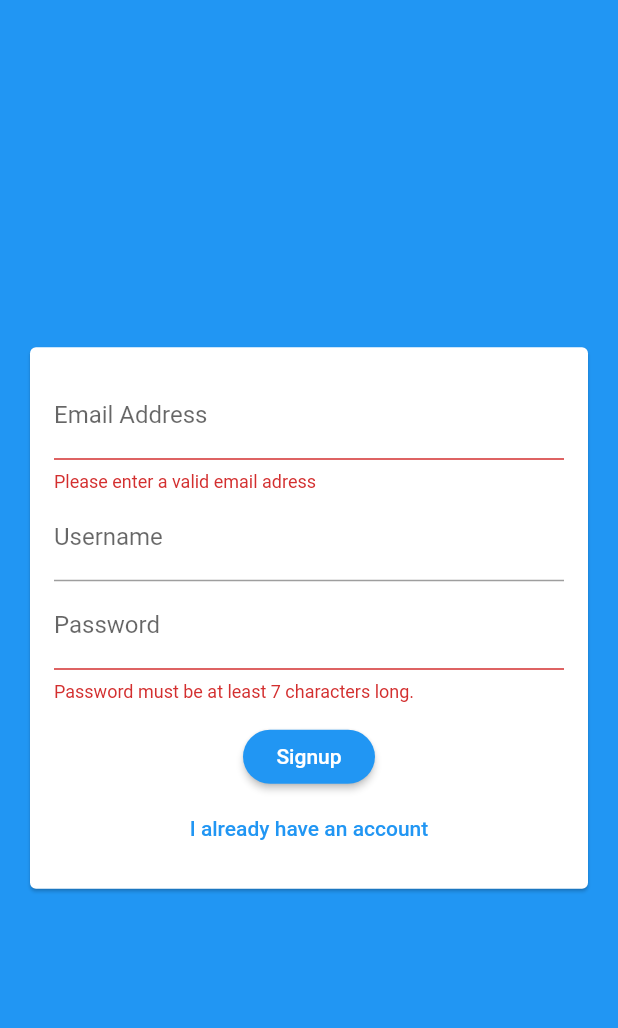
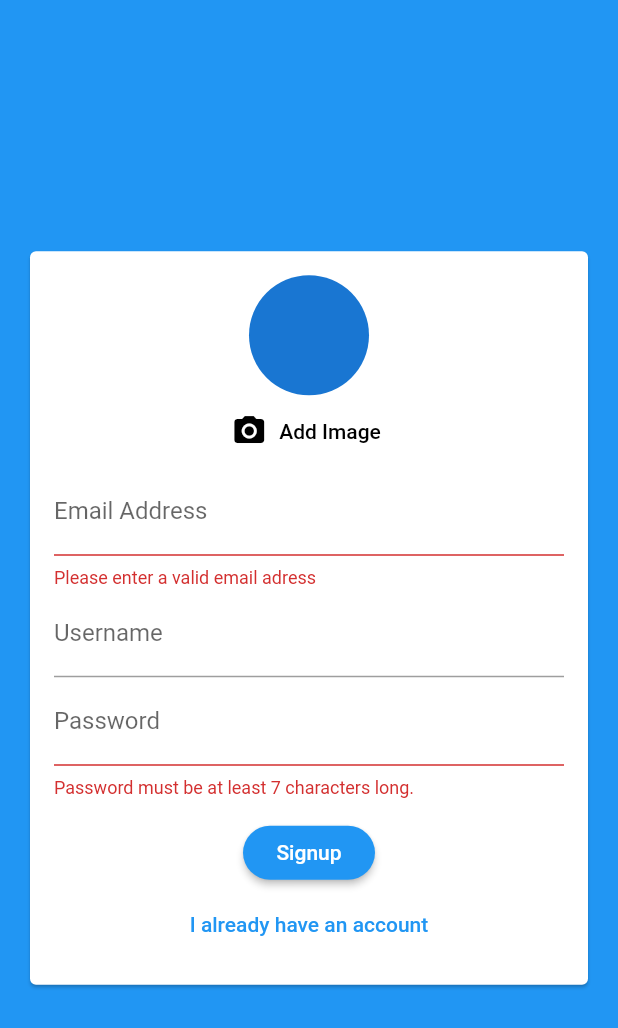
Before and after one commit to Edenik/Flutter_Firebase_Chat_App, a Flutter app: the screen it shows after launch, after a tap on "Login", after a tap on "Create new account", on a phone screen of 412 x 824 dp. Shown: the top 1028 px of the screen. Run offline on Flutter 3.47's test engine with Material 2 defaults, Android fonts, the phone set to English and light mode, and no system bars; our stand-ins replace cloud_firestore, firebase_auth, image_picker; accounts and stored records are empty.

Commit message:
adding an image picker

```diff
--- a/lib/widgets/auth/auth_form.dart
+++ b/lib/widgets/auth/auth_form.dart
@@ -1,4 +1,5 @@
 import 'package:flutter/material.dart';
+import 'package:flutter_firebase_chat_app/widgets/pickers/user_image_picker.dart';
 
 class AuthForm extends StatefulWidget {
   AuthForm(this.submitFn, this.isLoading);
@@ -46,6 +47,7 @@ class _AuthFormState extends State<AuthForm> {
               child: Column(
                 mainAxisSize: MainAxisSize.min,
                 children: <Widget>[
+                  if (!_isLogin) UserImagePicker(),
                   TextFormField(
                     key: ValueKey('email'),
                     validator: (value) {
--- /dev/null
+++ b/lib/widgets/pickers/user_image_picker.dart
@@ -0,0 +1,39 @@
+import 'dart:io';
+
+import 'package:flutter/material.dart';
+import 'package:image_picker/image_picker.dart';
+
+class UserImagePicker extends StatefulWidget {
+  @override
+  _UserImagePickerState createState() => _UserImagePickerState();
+}
+
+class _UserImagePickerState extends State<UserImagePicker> {
+  File _pickedImage;
+
+  void _pickImage() async {
+    final pickedFile = await ImagePicker().getImage(source: ImageSource.camera);
+
+    setState(() {
+      _pickedImage = File(pickedFile.path);
+    });
+  }
+
+  @override
+  Widget build(BuildContext context) {
+    return Column(
+      children: <Widget>[
+        CircleAvatar(
+          radius: 40,
+          backgroundImage:
+              _pickedImage != null ? FileImage(_pickedImage) : null,
+        ),
+        FlatButton.icon(
+          onPressed: _pickImage,
+          icon: Icon(Icons.photo_camera),
+          label: Text('Add Image'),
+        ),
+      ],
+    );
+  }
+}
```
Also changed, not shown: pubspec.yaml (+2 -11 lines), pubspec.lock.
